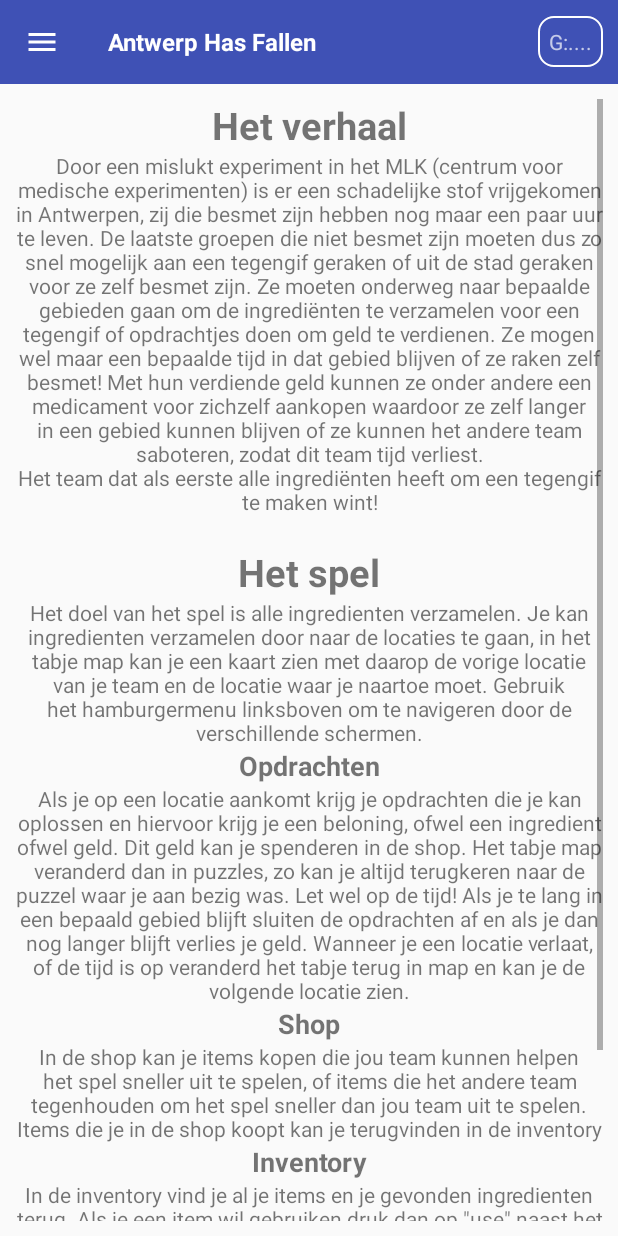
After one commit to AP-Elektronica-ICT/CA1819-AntwerpHasFallen, an Android app: the fragment InfoFragment placed in its activity, on a phone screen of 412 x 824 dp. The commit adds this screen. Run offline under Robolectric (Android 15) with nearby library versions, the phone set to English and light mode, and no system bars.

Commit message:
added intro fragment for start information of the game

```diff
--- a/src/AHF-App/app/src/main/java/com/ahf/antwerphasfallen/InGameActivity.java
+++ b/src/AHF-App/app/src/main/java/com/ahf/antwerphasfallen/InGameActivity.java
@@ -67,7 +67,7 @@ public class InGameActivity extends AppCompatActivity {
         shopFragment = new ShopFragment();
 
         txtTimer = findViewById(R.id.txt_timer);
-        fr = new TeamFragment();
+        fr = new InfoFragment();
         bundle = new Bundle();
         mDrawer = findViewById(R.id.drawer_layout);
         txtMoney = findViewById(R.id.txt_money);
@@ -241,7 +241,7 @@ public class InGameActivity extends AppCompatActivity {
                                 fr.setArguments(bundle);
                                 FragmentTransaction ft = getSupportFragmentManager().beginTransaction();
                                 ft.replace(R.id.fragment_container, fr);
-                                ft.commit();
+                                ft.commitAllowingStateLoss();
                                 Call<Inventory> inventoryCall = service.getInventory(CurrentTeam.getInventory().getId());
                                 inventoryCall.enqueue(new Callback<Inventory>() {
                                     @Override
--- /dev/null
+++ b/src/AHF-App/app/src/main/java/com/ahf/antwerphasfallen/InfoFragment.java
@@ -0,0 +1,23 @@
+package com.ahf.antwerphasfallen;
+
+import android.content.Context;
+import android.net.Uri;
+import android.os.Bundle;
+import android.support.v4.app.Fragment;
+import android.view.LayoutInflater;
+import android.view.View;
+import android.view.ViewGroup;
+
+
+public class InfoFragment extends Fragment {
+
+    public InfoFragment() {
+        // Required empty public constructor
+    }
+
+
+    @Override
+    public View onCreateView(LayoutInflater inflater, ViewGroup container, Bundle savedInstanceState) {
+        return inflater.inflate(R.layout.fragment_info, container, false);
+    }
+}
--- a/src/AHF-App/app/src/main/java/com/ahf/antwerphasfallen/RetrofitInstance.java
+++ b/src/AHF-App/app/src/main/java/com/ahf/antwerphasfallen/RetrofitInstance.java
@@ -6,7 +6,7 @@ import retrofit2.converter.gson.GsonConverterFactory;
 public class RetrofitInstance {
 
     private static Retrofit retrofit;
-    private static final String BASE_URL = "http://192.168.0.210/antwerphasfallen/api/";
+    private static final String BASE_URL = "http://192.168.0.217/antwerphasfallen/api/";
     //private static final String BASE_URL = "http://antwerphasfallen.appspot.com/api/";
 
     public static Retrofit getRetrofitInstance(){
--- /dev/null
+++ b/src/AHF-App/app/src/main/res/layout/fragment_info.xml
@@ -0,0 +1,108 @@
+<LinearLayout xmlns:android="http://schemas.android.com/apk/res/android"
+    xmlns:tools="http://schemas.android.com/tools"
+    android:layout_width="match_parent"
+    android:layout_height="match_parent"
+    android:orientation="vertical"
+    tools:context="com.ahf.antwerphasfallen.InfoFragment">
+
+    <ScrollView
+        android:layout_width="match_parent"
+        android:layout_height="match_parent"
+        android:padding="10sp">
+
+        <LinearLayout
+            android:layout_width="match_parent"
+            android:layout_height="wrap_content"
+            android:orientation="vertical">
+
+            <TextView
+                android:text="Het verhaal"
+                android:textSize="25sp"
+                android:textStyle="bold"
+                android:textAlignment="center"
+                android:layout_width="match_parent"
+                android:layout_height="wrap_content" />
+
+            <TextView
+                android:text="@string/story"
+                android:textAlignment="center"
+                android:layout_width="match_parent"
+                android:layout_height="wrap_content"
+                android:paddingBottom="20sp"/>
+
+
+            <TextView
+                android:text="Het spel"
+                android:textSize="25sp"
+                android:textStyle="bold"
+                android:textAlignment="center"
+                android:layout_width="match_parent"
+                android:layout_height="wrap_content" />
+
+            <TextView
+                android:text="@string/beginUitleg"
+                android:textAlignment="center"
+                android:layout_width="match_parent"
+                android:layout_height="wrap_content"/>
+
+            <TextView
+                android:text="Opdrachten"
+                android:textAlignment="center"
+                android:textSize="18sp"
+                android:textStyle="bold"
+                android:layout_width="match_parent"
+                android:layout_height="wrap_content" />
+
+            <TextView
+                android:text="@string/opdrachten"
+                android:textAlignment="center"
+                android:layout_width="match_parent"
+                android:layout_height="wrap_content" />
+
+            <TextView
+                android:text="Shop"
+                android:textAlignment="center"
+                android:textSize="18sp"
+                android:textStyle="bold"
+                android:layout_width="match_parent"
+                android:layout_height="wrap_content" />
+
+            <TextView
+                android:text="@string/shop"
+                android:textAlignment="center"
+                android:layout_width="match_parent"
+                android:layout_height="wrap_content" />
+
+            <TextView
+                android:text="Inventory"
+                android:textAlignment="center"
+                android:textSize="18sp"
+                android:textStyle="bold"
+                android:layout_width="match_parent"
+                android:layout_height="wrap_content" />
+
+            <TextView
+                android:text="@string/inventory"
+                android:textAlignment="center"
+                android:layout_width="match_parent"
+                android:layout_height="wrap_content" />
+
+            <TextView
+                android:text="Team"
+                android:textAlignment="center"
+                android:textSize="18sp"
+                android:textStyle="bold"
+                android:layout_width="match_parent"
+                android:layout_height="wrap_content" />
+
+            <TextView
+                android:text="@string/team"
+                android:textAlignment="center"
+                android:layout_width="match_parent"
+                android:layout_height="wrap_content" />
+
+        </LinearLayout>
+
+    </ScrollView>
+
+</LinearLayout>
--- a/src/AHF-App/app/src/main/res/values/strings.xml
+++ b/src/AHF-App/app/src/main/res/values/strings.xml
@@ -6,6 +6,11 @@
     <string name="nav_team">Team</string>
     <string name="nav_exitgame">Exit Game</string>
 
-    <!-- TODO: Remove or change this placeholder text -->
-    <string name="hello_blank_fragment">Hello blank fragment</string>
+    <string name="story">Door een mislukt experiment in het MLK (centrum voor medische experimenten) is er een schadelijke stof vrijgekomen in Antwerpen, zij die besmet zijn hebben nog maar een paar uur te leven. De laatste groepen die niet besmet zijn moeten dus zo snel mogelijk aan een tegengif geraken of uit de stad geraken voor ze zelf besmet zijn. Ze moeten onderweg naar bepaalde gebieden gaan om de ingrediënten te verzamelen voor een tegengif of opdrachtjes doen om geld te verdienen. Ze mogen wel maar een bepaalde tijd in dat gebied blijven of ze raken zelf besmet! Met hun verdiende geld kunnen ze onder andere een medicament voor zichzelf aankopen waardoor ze zelf langer in een gebied kunnen blijven of ze kunnen het andere team saboteren, zodat dit team tijd verliest.\nHet team dat als eerste alle ingrediënten heeft om een tegengif te maken wint! </string>
+    <string name="beginUitleg">Het doel van het spel is alle ingredienten verzamelen. Je kan ingredienten verzamelen door naar de locaties te gaan, in het tabje map kan je een kaart zien met daarop de vorige locatie van je team en de locatie waar je naartoe moet. Gebruik het hamburgermenu linksboven om te navigeren door de verschillende schermen.</string>
+    <string name="opdrachten">Als je op een locatie aankomt krijg je opdrachten die je kan oplossen en hiervoor krijg je een beloning, ofwel een ingredient ofwel geld. Dit geld kan je spenderen in de shop. Het tabje map veranderd dan in puzzles, zo kan je altijd terugkeren naar de puzzel waar je aan bezig was. Let wel op de tijd! Als je te lang in een bepaald gebied blijft sluiten de opdrachten af en als je dan nog langer blijft verlies je geld. Wanneer je een locatie verlaat, of de tijd is op veranderd het tabje terug in map en kan je de volgende locatie zien.</string>
+    <string name="shop">In de shop kan je items kopen die jou team kunnen helpen het spel sneller uit te spelen, of items die het andere team tegenhouden om het spel sneller dan jou team uit te spelen.\nItems die je in de shop koopt kan je terugvinden in de inventory</string>
+    <string name="inventory">In de inventory vind je al je items en je gevonden ingredienten terug. Als je een item wil gebruiken druk dan op \"use\" naast het item. Je kan zien hoeveel je van elk item nog over hebt.\nBij de gevonden ingredienten kan je ook zien hoeveel je hier al van hebt. </string>
+    <string name="team">Bij het tabje team vind je de informatie over je team terug, alsook je teamnaam en de game id. Deze game id heb je nodig om aan het spel te kunnen deelnemen. Ook vind je hier welke ingredienten je nog nodig hebt om het tegengif te maken.</string>
+
 </resources>
```
